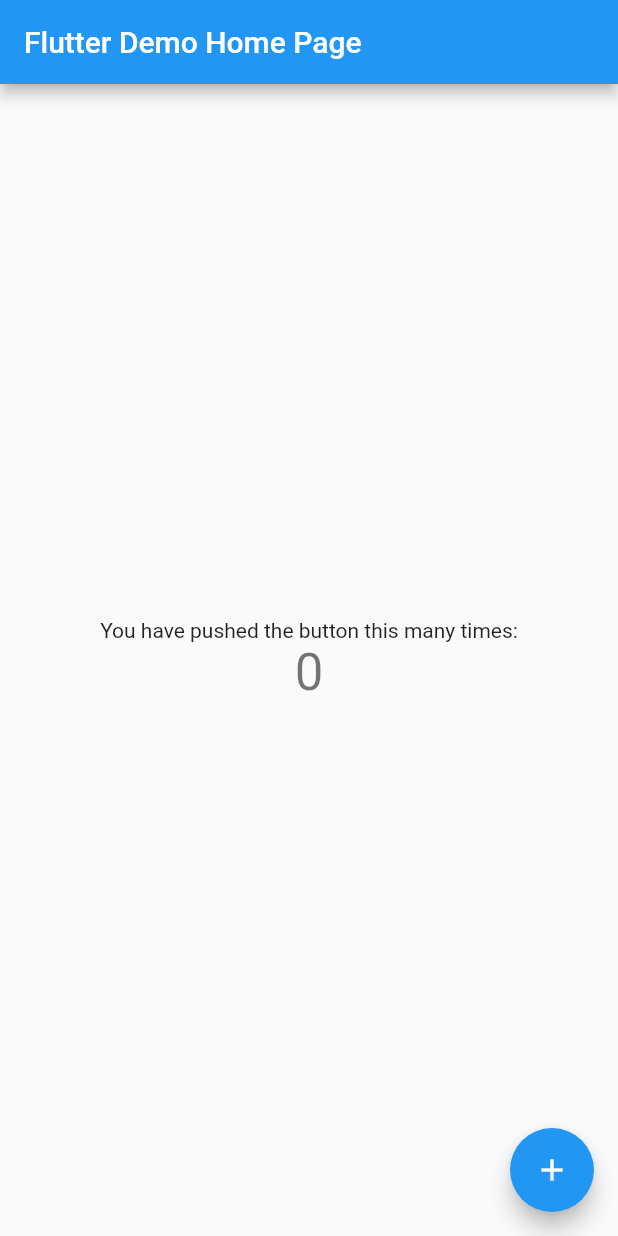
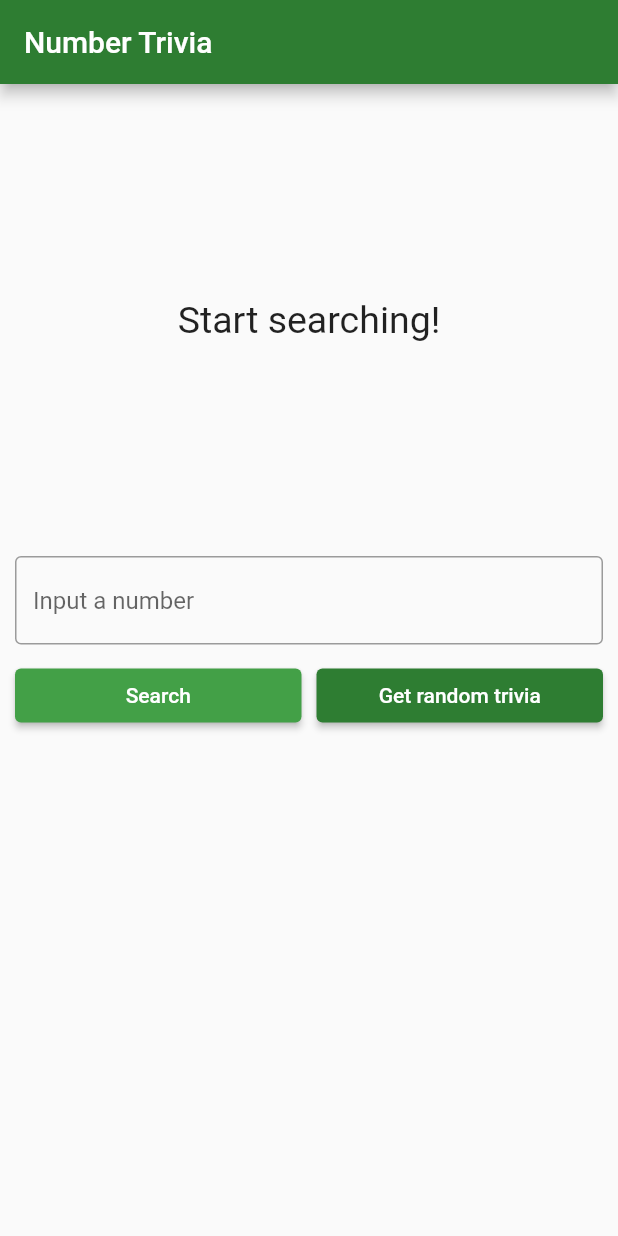
Before and after one commit to RazvanRauta/clean_architecture_flutter, a Flutter app: the screen it shows after launch, on a phone screen of 412 x 824 dp. Run offline on Flutter 3.47's test engine with Material 2 defaults, Android fonts, the phone set to English and light mode, and no system bars; our stand-ins replace bloc, dartz, data_connection_checker, equatable, flutter_bloc, get_it and 1 more.

Commit message:
Added widgets and FE

```diff
--- /dev/null
+++ b/lib/features/number_trivia/presentation/pages/number_trivia_page.dart
@@ -0,0 +1,64 @@
+import '../bloc/number_trivia_bloc.dart';
+import '../widgets/loading_widget.dart';
+import '../widgets/message_display.dart';
+import '../widgets/trivia_controls.dart';
+import '../widgets/trivia_display.dart';
+import 'package:flutter/material.dart';
+import 'package:flutter_bloc/flutter_bloc.dart';
+
+import '../../../../injection_container.dart';
+
+class NumberTriviaPage extends StatelessWidget {
+  const NumberTriviaPage({Key key}) : super(key: key);
+
+  @override
+  Widget build(BuildContext context) {
+    return Scaffold(
+        appBar: AppBar(
+          title: Text('Number Trivia'),
+        ),
+        body: SingleChildScrollView(
+          child: buildBody(context),
+        ));
+  }
+
+  BlocProvider<NumberTriviaBloc> buildBody(BuildContext context) {
+    return BlocProvider(
+      create: (context) => sl<NumberTriviaBloc>(),
+      child: Center(
+        child: Padding(
+          padding: EdgeInsets.all(10),
+          child: Column(
+            children: [
+              SizedBox(height: 10),
+              // Top half
+              BlocBuilder<NumberTriviaBloc, NumberTriviaState>(
+                builder: (context, state) {
+                  if (state is Empty) {
+                    return MessageDisplay(
+                      message: 'Start searching!',
+                    );
+                  } else if (state is Loaded) {
+                    return TriviaDisplay(
+                      numberTrivia: state.trivia,
+                    );
+                  } else if (state is Loading) {
+                    return LoadingWidget();
+                  } else if (state is Error) {
+                    return MessageDisplay(
+                      message: state.message,
+                    );
+                  }
+                  return null;
+                },
+              ),
+              SizedBox(height: 20),
+              // Bottom half
+              TriviaControls()
+            ],
+          ),
+        ),
+      ),
+    );
+  }
+}
--- /dev/null
+++ b/lib/features/number_trivia/presentation/widgets/message_display.dart
@@ -0,0 +1,28 @@
+import 'package:flutter/material.dart';
+
+class MessageDisplay extends StatelessWidget {
+  final String message;
+
+  MessageDisplay({
+    Key key,
+    @required this.message,
+  })  : assert(message != null),
+        super(key: key);
+
+  @override
+  Widget build(BuildContext context) {
+    return Container(
+      // Third of the size of the screen
+      height: MediaQuery.of(context).size.height / 3,
+      child: Center(
+        child: SingleChildScrollView(
+          child: Text(
+            message,
+            style: TextStyle(fontSize: 25),
+            textAlign: TextAlign.center,
+          ),
+        ),
+      ),
+    );
+  }
+}
--- /dev/null
+++ b/lib/features/number_trivia/presentation/widgets/trivia_controls.dart
@@ -0,0 +1,77 @@
+import 'package:flutter/material.dart';
+import 'package:flutter_bloc/flutter_bloc.dart';
+import '../bloc/number_trivia_bloc.dart';
+
+class TriviaControls extends StatefulWidget {
+  @override
+  _TriviaControlsState createState() => _TriviaControlsState();
+}
+
+class _TriviaControlsState extends State<TriviaControls> {
+  final TextEditingController _controller = TextEditingController();
+
+  @override
+  void dispose() {
+    _controller.dispose();
+    super.dispose();
+  }
+
+  @override
+  Widget build(BuildContext context) {
+    return Column(
+      children: <Widget>[
+        TextField(
+          controller: _controller,
+          keyboardType: TextInputType.number,
+          decoration: InputDecoration(
+            border: OutlineInputBorder(),
+            hintText: 'Input a number',
+          ),
+          onChanged: (value) {
+            _controller.text = value;
+          },
+          onSubmitted: (_) {
+            _dispatchConcrete();
+          },
+        ),
+        SizedBox(height: 10),
+        Row(
+          children: <Widget>[
+            Expanded(
+              child: ElevatedButton(
+                child: Text('Search'),
+                style: ElevatedButton.styleFrom(
+                  primary: Theme.of(context).colorScheme.secondary,
+                  onPrimary: Colors.white,
+                ),
+                onPressed: _dispatchConcrete,
+              ),
+            ),
+            SizedBox(width: 10),
+            Expanded(
+              child: ElevatedButton(
+                child: Text('Get random trivia'),
+                onPressed: _dispatchRandom,
+              ),
+            ),
+          ],
+        )
+      ],
+    );
+  }
+
+  void _clear() {
+    _controller.clear();
+  }
+
+  void _dispatchConcrete() {
+    BlocProvider.of<NumberTriviaBloc>(context)
+        .add(GetTriviaForConcreteNumber(_controller.text));
+    _clear();
+  }
+
+  void _dispatchRandom() {
+    BlocProvider.of<NumberTriviaBloc>(context).add(GetTriviaForRandomNumber());
+    _clear();
+  }
+}
--- a/lib/injection_container.dart
+++ b/lib/injection_container.dart
@@ -1,7 +1,7 @@
 import 'package:data_connection_checker/data_connection_checker.dart';
 import 'package:get_it/get_it.dart';
+import 'package:http/http.dart' as http;
 import 'package:shared_preferences/shared_preferences.dart';
-import 'package:http/http.dart' as http;
 
 import 'core/network/network_info.dart';
 import 'core/utils/input_converter.dart';
--- a/lib/main.dart
+++ b/lib/main.dart
@@ -1,117 +1,28 @@
+import 'features/number_trivia/presentation/pages/number_trivia_page.dart';
 import 'package:flutter/material.dart';
+import 'injection_container.dart' as di;
 
-void main() {
+void main() async {
+  WidgetsFlutterBinding.ensureInitialized();
+  await di.init();
   runApp(MyApp());
 }
 
 class MyApp extends StatelessWidget {
-  // This widget is the root of your application.
+  final ThemeData theme = ThemeData();
+
   @override
   Widget build(BuildContext context) {
     return MaterialApp(
-      title: 'Flutter Demo',
-      theme: ThemeData(
-        // This is the theme of your application.
-        //
-        // Try running your application with "flutter run". You'll see the
-        // application has a blue toolbar. Then, without quitting the app, try
-        // changing the primarySwatch below to Colors.green and then invoke
-        // "hot reload" (press "r" in the console where you ran "flutter run",
-        // or simply save your changes to "hot reload" in a Flutter IDE).
-        // Notice that the counter didn't reset back to zero; the application
-        // is not restarted.
-        primarySwatch: Colors.blue,
-        // This makes the visual density adapt to the platform that you run
-        // the app on. For desktop platforms, the controls will be smaller and
-        // closer together (more dense) than on mobile platforms.
-        visualDensity: VisualDensity.adaptivePlatformDensity,
+      debugShowCheckedModeBanner: false,
+      title: 'Number Trivia',
+      theme: theme.copyWith(
+        colorScheme: theme.colorScheme.copyWith(
+          secondary: Colors.green.shade600,
+          primary: Colors.green.shade800,
+        ),
       ),
-      home: MyHomePage(title: 'Flutter Demo Home Page'),
+      home: NumberTriviaPage(),
     );
   }
 }
-
-class MyHomePage extends StatefulWidget {
-  MyHomePage({Key key, this.title}) : super(key: key);
-
-  // This widget is the home page of your application. It is stateful, meaning
-  // that it has a State object (defined below) that contains fields that affect
-  // how it looks.
-
-  // This class is the configuration for the state. It holds the values (in this
-  // case the title) provided by the parent (in this case the App widget) and
-  // used by the build method of the State. Fields in a Widget subclass are
-  // always marked "final".
-
-  final String title;
-
-  @override
-  _MyHomePageState createState() => _MyHomePageState();
-}
-
-class _MyHomePageState extends State<MyHomePage> {
-  int _counter = 0;
-
-  void _incrementCounter() {
-    setState(() {
-      // This call to setState tells the Flutter framework that something has
-      // changed in this State, which causes it to rerun the build method below
-      // so that the display can reflect the updated values. If we changed
-      // _counter without calling setState(), then the build method would not be
-      // called again, and so nothing would appear to happen.
-      _counter++;
-    });
-  }
-
-  @override
-  Widget build(BuildContext context) {
-    // This method is rerun every time setState is called, for instance as done
-    // by the _incrementCounter method above.
-    //
-    // The Flutter framework has been optimized to make rerunning build methods
-    // fast, so that you can just rebuild anything that needs updating rather
-    // than having to individually change instances of widgets.
-    return Scaffold(
-      appBar: AppBar(
-        // Here we take the value from the MyHomePage object that was created by
-        // the App.build method, and use it to set our appbar title.
-        title: Text(widget.title),
-      ),
-      body: Center(
-        // Center is a layout widget. It takes a single child and positions it
-        // in the middle of the parent.
-        child: Column(
-          // Column is also a layout widget. It takes a list of children and
-          // arranges them vertically. By default, it sizes itself to fit its
-          // children horizontally, and tries to be as tall as its parent.
-          //
-          // Invoke "debug painting" (press "p" in the console, choose the
-          // "Toggle Debug Paint" action from the Flutter Inspector in Android
-          // Studio, or the "Toggle Debug Paint" command in Visual Studio Code)
-          // to see the wireframe for each widget.
-          //
-          // Column has various properties to control how it sizes itself and
-          // how it positions its children. Here we use mainAxisAlignment to
-          // center the children vertically; the main axis here is the vertical
-          // axis because Columns are vertical (the cross axis would be
-          // horizontal).
-          mainAxisAlignment: MainAxisAlignment.center,
-          children: <Widget>[
-            Text(
-              'You have pushed the button this many times:',
-            ),
-            Text(
-              '$_counter',
-              style: Theme.of(context).textTheme.headline4,
-            ),
-          ],
-        ),
-      ),
-      floatingActionButton: FloatingActionButton(
-        onPressed: _incrementCounter,
-        tooltip: 'Increment',
-        child: Icon(Icons.add),
-      ), // This trailing comma makes auto-formatting nicer for build methods.
-    );
-  }
-}
```
Also changed, not shown: lib/features/number_trivia/presentation/widgets/loading_widget.dart (added, +17 -0 lines), lib/features/number_trivia/presentation/widgets/trivia_display.dart (added, +44 -0 lines).
